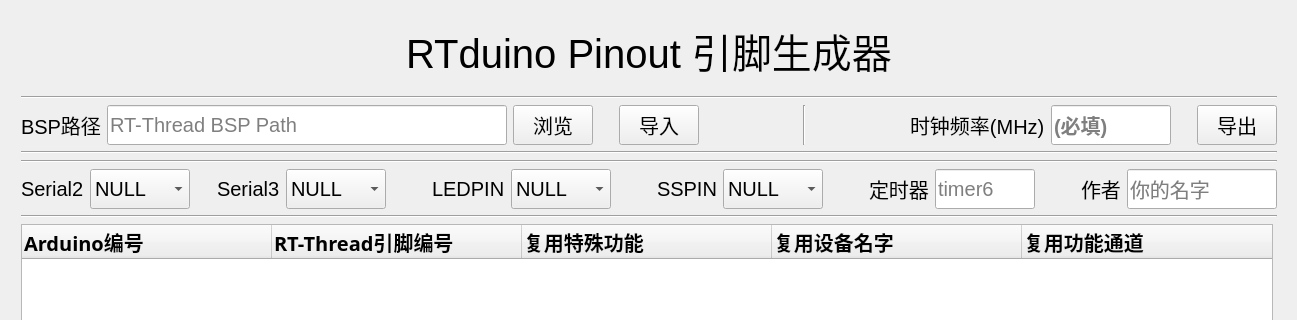
RTduino/pinout-generator, file source-code/RTduino/widget.ui: the form before one commit; both pictures show x 0 to 1297 and y 0 to 320 of the 1297 by 865 pixel window.
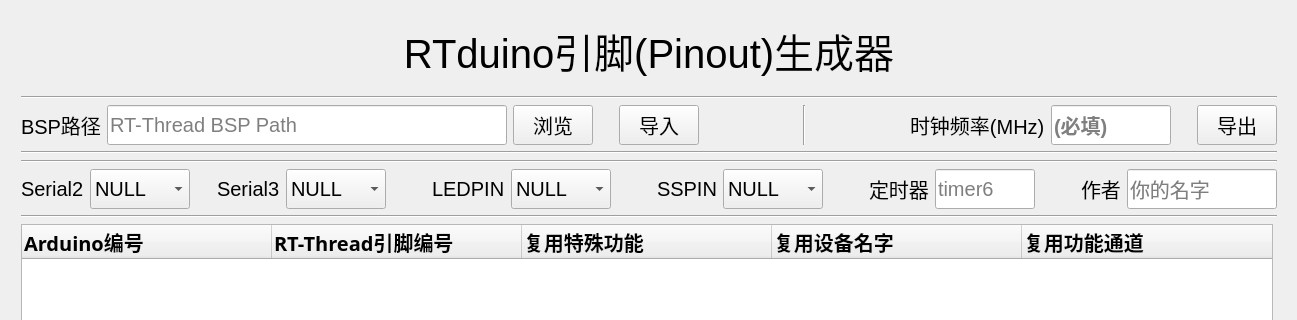
The form after the commit.

The edit to the form file:
```diff
--- a/source-code/RTduino/widget.ui
+++ b/source-code/RTduino/widget.ui
@@ -25,7 +25,7 @@
   <property name="windowTitle">
    <string>RTduino Pinout Generator</string>
   </property>
-  <widget class="QWidget" name="">
+  <widget class="QWidget" name="layoutWidget">
    <property name="geometry">
     <rect>
      <x>21</x>
@@ -45,7 +45,7 @@
          </font>
         </property>
         <property name="text">
-         <string>RTduino Pinout 引脚生成器</string>
+         <string>RTduino引脚(Pinout)生成器</string>
         </property>
         <property name="alignment">
          <set>Qt::AlignCenter</set>
```
